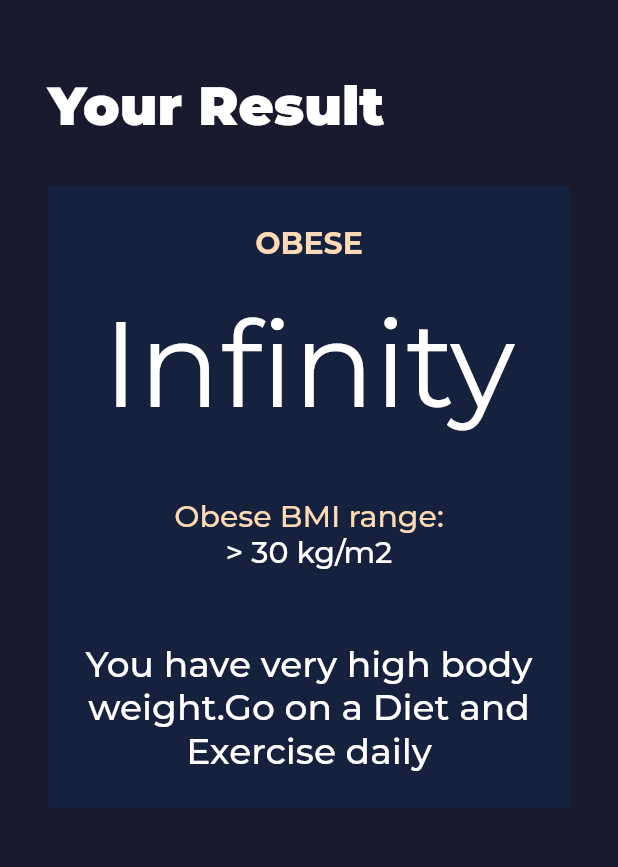
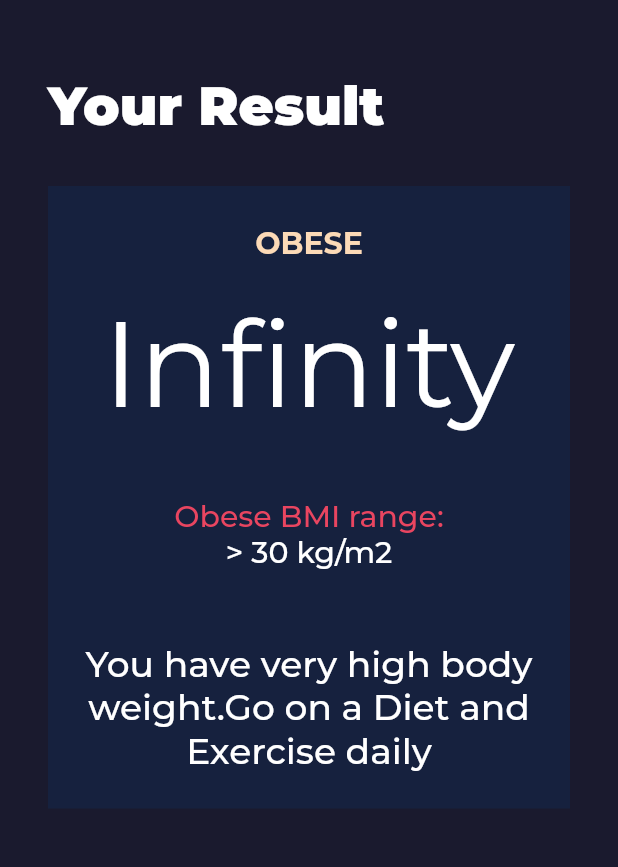
Before and after one commit to suhas-kadu/flutter-BMI-calculator, a Flutter app: the screen it shows after launch, after a tap on the "add" icon, after a tap on the "remove" icon, after a tap on "CALCULATE", on a phone screen of 412 x 824 dp, the part 60-927 px from its top. Run offline on Flutter 3.47's test engine with Material 2 defaults, Android fonts, the phone set to English and light mode, and no system bars; our stand-ins replace font_awesome_flutter, google_fonts.

```diff
--- a/lib/constants/constants.dart
+++ b/lib/constants/constants.dart
@@ -5,3 +5,9 @@ import 'package:flutter/material.dart';
 
   Color maleColor = Colors.white;
   Color femaleColor = Colors.white12;
+
+  Color darkThemeColor1 = Color(0xFF1a1a2e);
+  Color darkThemeColor2 = Color(0xFF16213e);
+  Color darkThemeColor3 = Color(0xFF0f3460);
+  Color darkThemeColor4 = Color(0xFFe94560);
+  Color darkThemeColor5 = Color(0xFFfcdab7);
--- a/lib/views/home_page.dart
+++ b/lib/views/home_page.dart
@@ -29,11 +29,12 @@ class _HomePageState extends State<HomePage> {
 
     double width = MediaQuery.of(context).size.width;
 
+
     return Scaffold(
-      backgroundColor: Color(0xFF1a1a2e),
+      backgroundColor: darkThemeColor1,
       appBar: AppBar(
         title: Text("BMI CALCUATOR", style: GoogleFonts.montserrat(fontWeight: FontWeight.w500)),
-        backgroundColor: Color(0xFF1a1a2e),
+        backgroundColor:darkThemeColor1,
         elevation: 0.0,
         centerTitle: true,
       ),
@@ -78,7 +79,7 @@ class _HomePageState extends State<HomePage> {
             Container(
               margin: EdgeInsets.symmetric(horizontal: 34),
               width: width,
-              color: Color(0xFF16213e),
+              color: darkThemeColor2,
               padding: EdgeInsets.all(16),
               child: Column(
                 children: [
@@ -101,7 +102,7 @@ class _HomePageState extends State<HomePage> {
                       max: 200,
                       value: _value, onChanged: _onChanged,
 
-                      inactiveColor: Color(0xFFe94560),
+                      inactiveColor: darkThemeColor4,
                       activeColor: Colors.red,
                     ),
                   )
@@ -116,7 +117,7 @@ class _HomePageState extends State<HomePage> {
                     width: width / 2.5,
                     //margin: EdgeInsets.symmetric(horizontal: 18, vertical: 16),
                     padding: EdgeInsets.symmetric(horizontal: 16, vertical: 12),
-                    color: Color(0xFF16213e),
+                    color: darkThemeColor2,
                     child: Column(
                       children: [
                         Text(
@@ -165,7 +166,7 @@ class _HomePageState extends State<HomePage> {
                     width: width / 2.5,
                     margin: EdgeInsets.symmetric(vertical: 16),
                     padding: EdgeInsets.symmetric(horizontal: 16, vertical: 12),
-                    color: Color(0xFF16213e),
+                    color: darkThemeColor2,
                     child: Column(
                       children: [
                         Text(
--- a/lib/views/results_screen.dart
+++ b/lib/views/results_screen.dart
@@ -56,9 +56,9 @@ class ResultsScreen extends StatelessWidget {
     //print("\n$result");
 
     return Scaffold(
-      backgroundColor: Color(0xFF1a1a2e),
+      backgroundColor: darkThemeColor1,
       appBar: AppBar(
-        backgroundColor: Color(0xFF1a1a2e),
+        backgroundColor:darkThemeColor1,
         elevation: 0.0,
         title: Text("BMI CALCULATOR", style: GoogleFonts.montserrat(fontWeight: FontWeight.w500)),
         centerTitle: true,
@@ -83,7 +83,7 @@ class ResultsScreen extends StatelessWidget {
               margin: EdgeInsets.symmetric(horizontal: 32),
               padding: EdgeInsets.symmetric(vertical: 16, horizontal: 8),
               width: width,
-              color: Color(0xFF16213e),
+              color:darkThemeColor2,
               child: Column(
                 children: [
                   SizedBox(
@@ -92,7 +92,7 @@ class ResultsScreen extends StatelessWidget {
                   Text(
                     result.toUpperCase(),
                     style: TextStyle(
-                      color: Color(0xFFfcdab7),
+                      color: darkThemeColor5,
                       fontSize: 20,
                       fontWeight: FontWeight.bold,
                     ),
@@ -110,7 +110,7 @@ class ResultsScreen extends StatelessWidget {
                   Text(
                     "$result BMI range:",
                     style: TextStyle(
-                        color: Color(0xFFfcdab7),
+                        color: darkThemeColor4,
                         fontSize: 20,
                         fontWeight: FontWeight.w500),
                   ),
--- a/lib/widgets.dart/calculate_widget.dart
+++ b/lib/widgets.dart/calculate_widget.dart
@@ -1,3 +1,4 @@
+import 'package:bmi_calculator/constants/constants.dart';
 import 'package:bmi_calculator/views/results_screen.dart';
 import 'package:flutter/material.dart';
 
@@ -30,7 +31,7 @@ class CalculateWidget extends StatelessWidget {
         padding: EdgeInsets.symmetric(vertical: 8),
         alignment: Alignment.center,
         decoration: BoxDecoration(
-          color: Color(0xFFe94560),
+          color: darkThemeColor4,
           borderRadius: BorderRadius.circular(10),
         ),
         width: MediaQuery.of(context).size.width,
--- a/lib/widgets.dart/custom_icon.dart
+++ b/lib/widgets.dart/custom_icon.dart
@@ -1,3 +1,4 @@
+import 'package:bmi_calculator/constants/constants.dart';
 import 'package:flutter/material.dart';
 
 
@@ -16,7 +17,7 @@ class CustomIcon extends StatelessWidget {
     return Container(
         //padding: EdgeInsets.all(4),
         decoration: BoxDecoration(
-            color: Color(0xFF0f3460),
+            color: darkThemeColor3,
             borderRadius: BorderRadius.circular(50)),
         child: Icon(
           icon,
--- a/lib/widgets.dart/gender_icon.dart
+++ b/lib/widgets.dart/gender_icon.dart
@@ -1,3 +1,4 @@
+import 'package:bmi_calculator/constants/constants.dart';
 import 'package:flutter/material.dart';
 import 'package:font_awesome_flutter/font_awesome_flutter.dart';
 
@@ -15,10 +16,9 @@ class GenderIcon extends StatelessWidget {
   @override
   Widget build(BuildContext context) {
     return Container(
-      //margin: EdgeInsets.symmetric(horizontal: 4),
       width: MediaQuery.of(context).size.width / 2.5,
       padding: EdgeInsets.all(16),
-      color: Color(0xFF0f3460),
+      color: darkThemeColor3,
       child: Column(
         children: [
           FaIcon(
```
Also changed, not shown: 5 other files.
